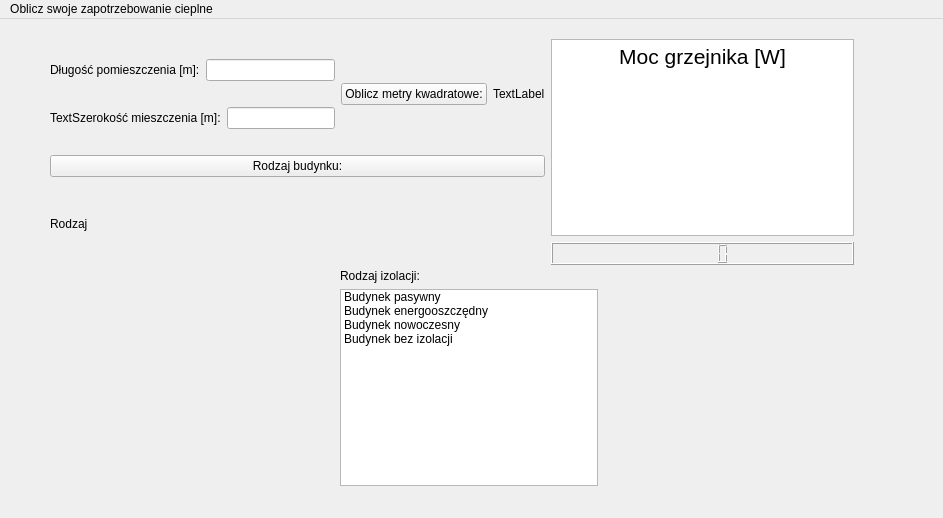
Above: mainwindow.ui from student253885/KalkulatorGrzejniki before the change. Below: the same form after it.
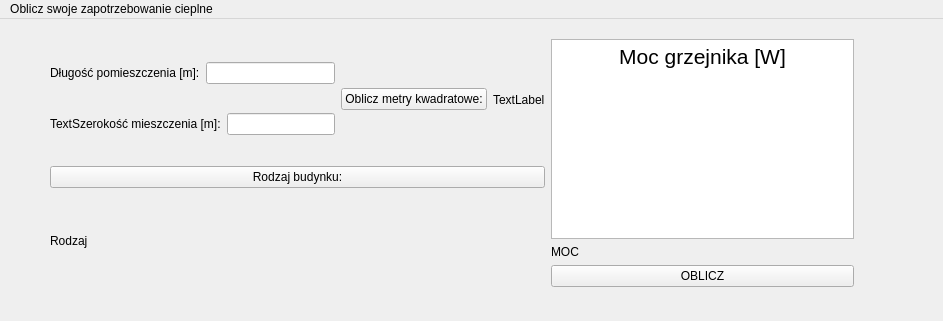
That is the form after the change. Icons and pictures are not drawn.

What changed in the file:
```diff
--- a/mainwindow.ui
+++ b/mainwindow.ui
@@ -7,20 +7,20 @@
     <x>0</x>
     <y>0</y>
     <width>943</width>
-    <height>518</height>
+    <height>321</height>
    </rect>
   </property>
   <property name="windowTitle">
    <string>MainWindow</string>
   </property>
   <widget class="QWidget" name="centralwidget">
-   <widget class="QWidget" name="">
+   <widget class="QWidget" name="layoutWidget">
     <property name="geometry">
      <rect>
       <x>50</x>
       <y>20</y>
       <width>804</width>
-      <height>226</height>
+      <height>248</height>
      </rect>
     </property>
     <layout class="QHBoxLayout" name="horizontalLayout_4">
@@ -118,55 +118,23 @@
         </widget>
        </item>
        <item>
-        <widget class="QLCDNumber" name="lcdNumber"/>
+        <widget class="QLabel" name="moc">
+         <property name="text">
+          <string>MOC</string>
+         </property>
+        </widget>
+       </item>
+       <item>
+        <widget class="QPushButton" name="pushButton_2">
+         <property name="text">
+          <string>OBLICZ</string>
+         </property>
+        </widget>
        </item>
       </layout>
      </item>
     </layout>
    </widget>
-   <widget class="QWidget" name="">
-    <property name="geometry">
-     <rect>
-      <x>340</x>
-      <y>250</y>
-      <width>258</width>
-      <height>217</height>
-     </rect>
-    </property>
-    <layout class="QVBoxLayout" name="verticalLayout_5">
-     <item>
-      <widget class="QLabel" name="label_4">
-       <property name="text">
-        <string>Rodzaj izolacji:</string>
-       </property>
-      </widget>
-     </item>
-     <item>
-      <widget class="QListWidget" name="listWidget">
-       <item>
-        <property name="text">
-         <string>Budynek pasywny</string>
-        </property>
-       </item>
-       <item>
-        <property name="text">
-         <string>Budynek energooszczędny</string>
-        </property>
-       </item>
-       <item>
-        <property name="text">
-         <string>Budynek nowoczesny</string>
-        </property>
-       </item>
-       <item>
-        <property name="text">
-         <string>Budynek bez izolacji</string>
-        </property>
-       </item>
-      </widget>
-     </item>
-    </layout>
-   </widget>
   </widget>
   <widget class="QMenuBar" name="menubar">
    <property name="geometry">
```
Left out of the diff: 8 changed lines with no effect on the pictures.
